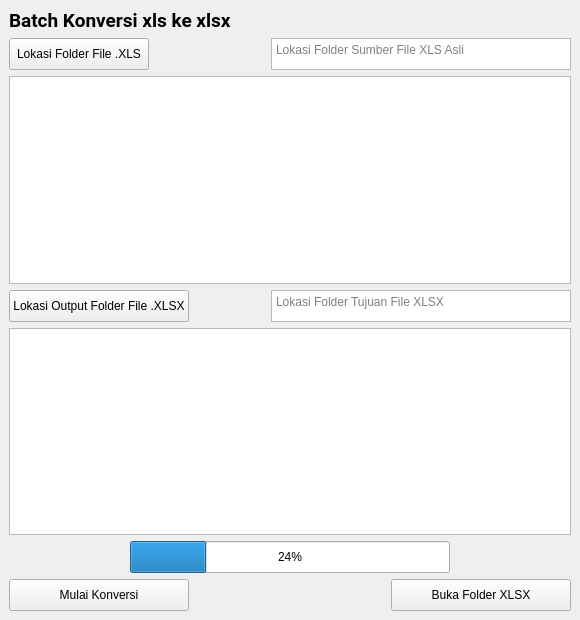
Before: the Qt Designer form UI/ui_batchxlstoxlsx.ui in NubiOmega/Saving-Your-Quality-Time, drawn with Qt 5.
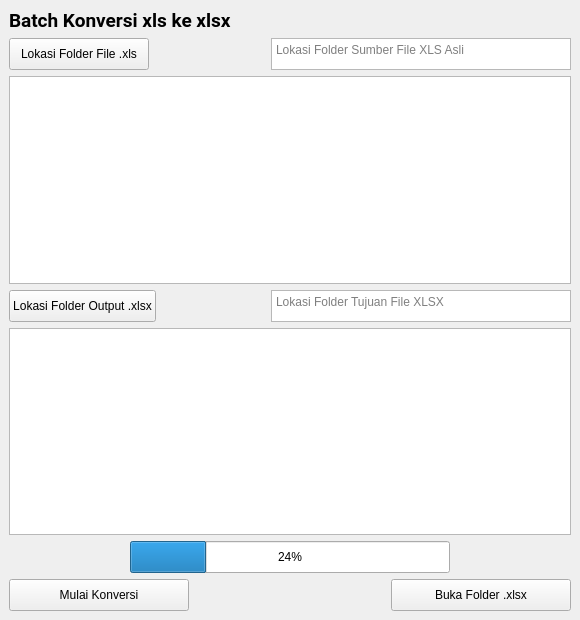
After: the same form once the commit is applied. Icons and pictures are not drawn.

Commit message: menambahkan ui dan image resource

The edit to the form file:
```diff
--- a/UI/ui_batchxlstoxlsx.ui
+++ b/UI/ui_batchxlstoxlsx.ui
@@ -59,7 +59,7 @@
          </size>
         </property>
         <property name="text">
-         <string>Lokasi Folder File .XLS</string>
+         <string>Lokasi Folder File .xls</string>
         </property>
        </widget>
       </item>
@@ -117,7 +117,7 @@
          </size>
         </property>
         <property name="text">
-         <string>Lokasi Output Folder File .XLSX</string>
+         <string>Lokasi Folder Output .xlsx</string>
         </property>
        </widget>
       </item>
@@ -220,7 +220,7 @@
          </size>
         </property>
         <property name="text">
-         <string>Buka Folder XLSX</string>
+         <string>Buka Folder .xlsx</string>
         </property>
        </widget>
       </item>
```
The commit also changes 6 other files.
